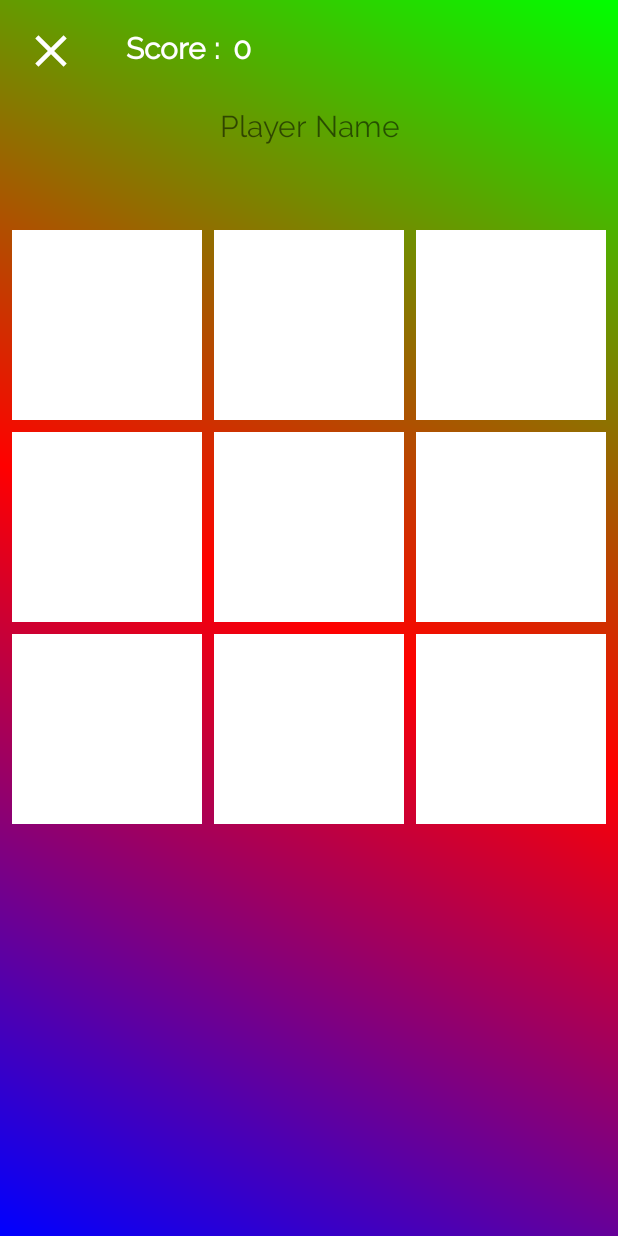
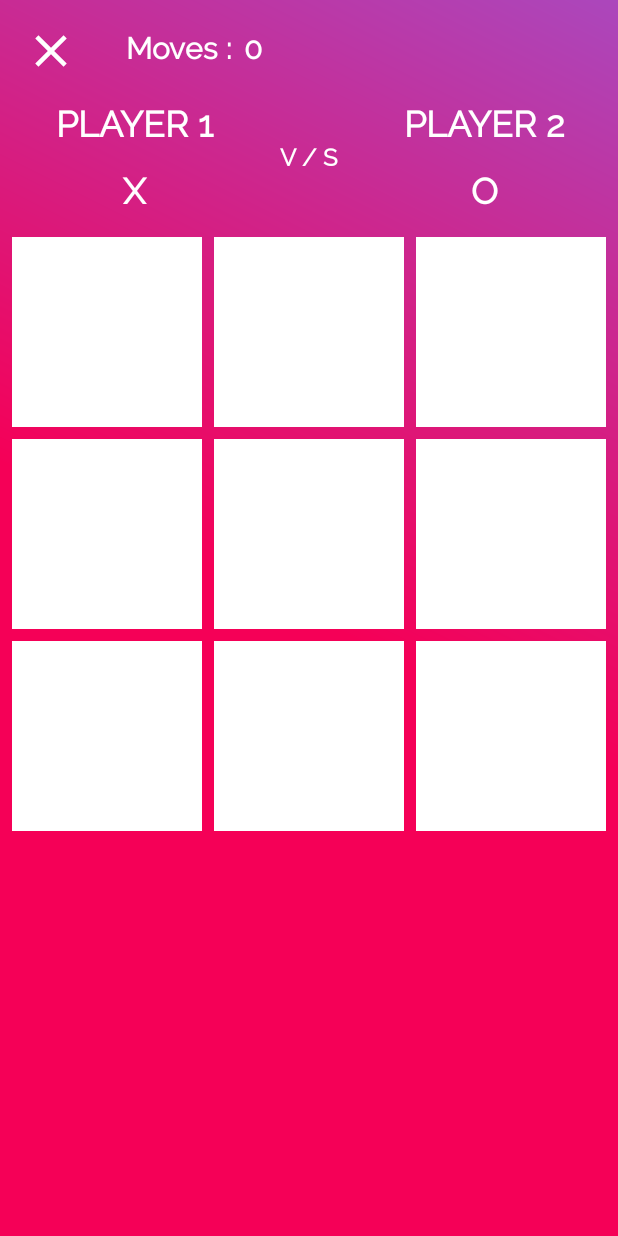
Before and after one commit to MythicalJourneyman/Tic-Tac-Toe, an Android app: the screen it shows after launch (GameActivity), after a tap on "START TWO PLAYER GAME", on a phone screen of 412 x 824 dp. Run offline under Robolectric (Android 15) with nearby library versions, the phone set to English and light mode, and no system bars; our stand-ins replace RxJava, data binding.

Commit message:
two player logic , player names  , color adjustments

```diff
--- a/app/build.gradle
+++ b/app/build.gradle
@@ -16,7 +16,7 @@ android {
             proguardFiles getDefaultProguardFile('proguard-android.txt'), 'proguard-rules.pro'
         }
     }
-    dataBinding{
+    dataBinding {
         enabled true
     }
 }
@@ -27,6 +27,7 @@ dependencies {
     implementation 'com.android.support:support-v4:27.1.1'
     implementation 'com.android.support:recyclerview-v7:27.1.1'
     implementation 'com.android.support:design:27.1.1'
+    implementation 'com.android.support.constraint:constraint-layout:1.1.0'
     testImplementation 'junit:junit:4.12'
     androidTestImplementation 'com.android.support.test:runner:1.0.2'
     androidTestImplementation 'com.android.support.test.espresso:espresso-core:3.0.2'
--- a/app/src/main/AndroidManifest.xml
+++ b/app/src/main/AndroidManifest.xml
@@ -22,6 +22,8 @@
         </activity>
         <activity android:name=".views.activities.HomeActivity">
         </activity>
+        <activity android:name=".views.activities.EditNamesActivity">
+        </activity>
     </application>
 
 </manifest>
--- /dev/null
+++ b/app/src/main/java/com/mythicaljourneyman/tic_tac_toe/preferences/AppPreferences.java
@@ -0,0 +1,73 @@
+package com.mythicaljourneyman.tic_tac_toe.preferences;
+
+import android.content.Context;
+import android.content.SharedPreferences;
+
+/**
+ * Created by Prabodh Dhabaria on 25-05-2018.
+ */
+public class AppPreferences {
+    private static SharedPreferences sPreferences;
+    private static final String SHARED_PREFERENCE = "preference";
+    private static final String PLAYER_1_NAME = "player_1_name";
+    private static final String PLAYER_2_NAME = "player_2_name";
+    private static final String PLAYER_1_SYMBOL = "player_1_symbol";
+    private static final String PLAYER_2_SYMBOL = "player_2_symbol";
+
+
+    private static SharedPreferences getPreferences(Context context) {
+        if (sPreferences == null) {
+            sPreferences = context.getSharedPreferences(SHARED_PREFERENCE, 0);
+        }
+        return sPreferences;
+    }
+
+
+    public static void clearPref(Context context) {
+        SharedPreferences preferences = getPreferences(context);
+        preferences.edit().clear().commit();
+    }
+
+    public static String getPlayer1Name(Context context) {
+        return getPreferences(context).getString(PLAYER_1_NAME, "Player 1");
+    }
+
+    public static String getPlayer2Name(Context context) {
+        return getPreferences(context).getString(PLAYER_2_NAME, "Player 2");
+    }
+
+    public static String getPlayer1Symbol(Context context) {
+        return getPreferences(context).getString(PLAYER_1_SYMBOL, "X");
+    }
+
+    public static String getPlayer2Symbol(Context context) {
+        return getPreferences(context).getString(PLAYER_2_SYMBOL, "O");
+    }
+
+    public static void setPlayer1Name(Context context, String value) {
+        SharedPreferences preferences = getPreferences(context);
+        SharedPreferences.Editor editor = preferences.edit();
+        editor.putString(PLAYER_1_NAME, value);
+        editor.commit();
+    }
+
+    public static void setPlayer2Name(Context context, String value) {
+        SharedPreferences preferences = getPreferences(context);
+        SharedPreferences.Editor editor = preferences.edit();
+        editor.putString(PLAYER_2_NAME, value);
+        editor.commit();
+    }
+
+    public static void setPlayer1Symbol(Context context, String value) {
+        SharedPreferences preferences = getPreferences(context);
+        SharedPreferences.Editor editor = preferences.edit();
+        editor.putString(PLAYER_1_SYMBOL, value);
+        editor.commit();
+    }
+    public static void setPlayer2Symbol(Context context, String value) {
+        SharedPreferences preferences = getPreferences(context);
+        SharedPreferences.Editor editor = preferences.edit();
+        editor.putString(PLAYER_2_SYMBOL, value);
+        editor.commit();
+    }
+}
--- a/app/src/main/java/com/mythicaljourneyman/tic_tac_toe/views/activities/GameActivity.java
+++ b/app/src/main/java/com/mythicaljourneyman/tic_tac_toe/views/activities/GameActivity.java
@@ -10,6 +10,7 @@ import android.support.v7.app.AppCompatActivity;
 import android.support.v7.widget.DefaultItemAnimator;
 import android.support.v7.widget.GridLayoutManager;
 import android.support.v7.widget.RecyclerView;
+import android.text.TextUtils;
 import android.view.LayoutInflater;
 import android.view.View;
 import android.view.ViewGroup;
@@ -33,41 +34,37 @@ import io.reactivex.functions.Consumer;
 import io.reactivex.schedulers.Schedulers;
 
 public class GameActivity extends AppCompatActivity {
-    private final static String PLAYER_NAME = "name";
+    private final static String PLAYER_1_NAME = "player_1_name";
+    private final static String PLAYER_2_NAME = "player_2_name";
+    private final static String PLAYER_1_SYMBOL = "player_1_symbol";
+    private final static String PLAYER_2_SYMBOL = "player_2_symbol";
     private final static String GRID_SIZE = "grid";
     private int mGridSize = 3;
 
     /**
      * intent to start the game. It takes player name .
      *
-     * @param context    context
-     * @param playerName name of the player
+     * @param context     context
+     * @param player1Name name of the player 1
+     * @param player2Name name of the player 2
      * @return intent
      */
-    public static Intent getStartIntent(Context context, String playerName) {
+    public static Intent getStartIntentforTwoPlayer(Context context, String player1Name, String player2Name, String player1Symbol, String player2Symbol) {
         Intent intent = new Intent(context, GameActivity.class);
-        intent.putExtra(PLAYER_NAME, playerName);
+        intent.putExtra(PLAYER_1_NAME, player1Name);
+        intent.putExtra(PLAYER_2_NAME, player2Name);
+        intent.putExtra(PLAYER_1_SYMBOL, player1Symbol);
+        intent.putExtra(PLAYER_2_SYMBOL, player2Symbol);
         return intent;
     }
 
-    /**
-     * intent to start the game. It takes player name
-     * and the number of columns for the grid.
-     *
-     * @param context    context
-     * @param playerName name of the player
-     * @param gridSize   columns of the square grid
-     * @return intent
-     */
-    public static Intent getStartIntent(Context context, String playerName, int gridSize) {
+    public static Intent getStartIntentforSinglePlayer(Context context, String player1Name) {
         Intent intent = new Intent(context, GameActivity.class);
-        intent.putExtra(PLAYER_NAME, playerName);
-        intent.putExtra(GRID_SIZE, gridSize);
+        intent.putExtra(PLAYER_1_NAME, player1Name);
         return intent;
     }
 
     private ActivityGameBinding mBinding;
-
 
     @Override
     public void onBackPressed() {
@@ -80,17 +77,29 @@ public class GameActivity extends AppCompatActivity {
         super.onCreate(savedInstanceState);
         mBinding = DataBindingUtil.setContentView(this, R.layout.activity_game);
 
-        // get player name from intent
-        String playerName = getIntent().getStringExtra(PLAYER_NAME);
+        // get player names from intent
+        String player1Name = getIntent().getStringExtra(PLAYER_1_NAME);
+        String player2Name = getIntent().getStringExtra(PLAYER_2_NAME);
+        String player1Symbol = getIntent().getStringExtra(PLAYER_1_SYMBOL);
+        String player2Symbol = getIntent().getStringExtra(PLAYER_2_SYMBOL);
+
+        if (TextUtils.isEmpty(player2Name)) {
+            player2Name = "Computer";
+        }
 
         // get grid size from intent.
         // set default grid size to 4.
         mGridSize = getIntent().getIntExtra(GRID_SIZE, 3);
 
-        initializeViews();
+        initializeViews(player1Name, player2Name, player1Symbol, player2Symbol);
     }
 
-    private void initializeViews() {
+    private void initializeViews(String player1Name, String player2Name, String player1Symbol, String player2Symbol) {
+        // set player names and symbols
+        mBinding.player1Name.setText(player1Name);
+        mBinding.player2Name.setText(player2Name);
+        mBinding.player1Symbol.setText(player1Symbol);
+        mBinding.player2Symbol.setText(player2Symbol);
         //finish game on back press
         mBinding.close.setOnClickListener(new View.OnClickListener() {
             @Override
@@ -130,13 +139,13 @@ public class GameActivity extends AppCompatActivity {
                 .subscribe(new Consumer<Boolean>() {
                     @Override
                     public void accept(Boolean aBoolean) throws Exception {
-//                        finish();
+                        finish();
                     }
                 }, new Consumer<Throwable>() {
                     @Override
                     public void accept(Throwable throwable) throws Exception {
                         throwable.printStackTrace();
-//                        finish();
+                        finish();
                     }
                 });
     }
@@ -187,13 +196,7 @@ public class GameActivity extends AppCompatActivity {
                     @Override
                     public void onClick(View v) {
                         if (!isGameOver) {
-                            if (mCurrentPlayer.equals("X")) {
-                                updatePosition(holder, item, "X");
-                                mCurrentPlayer = "O";
-                            } else {
-                                updatePosition(holder, item, "O");
-                                mCurrentPlayer = "X";
-                            }
+                            updatePosition(holder, item);
                         }
                     }
                 });
@@ -224,14 +227,23 @@ public class GameActivity extends AppCompatActivity {
             }
         }
 
-        private void updatePosition(ItemHolder holder, Item item, String player) {
+        private void updatePosition(ItemHolder holder, Item item) {
             int position = holder.getAdapterPosition();
             mTotalMoves++;
+            mBinding.score.setText(String.valueOf(mTotalMoves));
             item.checked = true;
             // set value
-            mMoves[position] = player;
+            mMoves[position] = mCurrentPlayer;
 
             holder.mBinding.item.setText(mMoves[position]);
+
+            if (mCurrentPlayer.equals("X")) {
+                holder.mBinding.item.setTextColor(0xffEF6C00);
+                mCurrentPlayer = "O";
+            } else {
+                holder.mBinding.item.setTextColor(0xFF558B2F);
+                mCurrentPlayer = "X";
+            }
 //            animate(holder, item);
 
             // check score
@@ -262,6 +274,7 @@ public class GameActivity extends AppCompatActivity {
             }
 
             holder.mBinding.container.setOnClickListener(null);
+
 
         }
 
--- a/app/src/main/java/com/mythicaljourneyman/tic_tac_toe/views/activities/HomeActivity.java
+++ b/app/src/main/java/com/mythicaljourneyman/tic_tac_toe/views/activities/HomeActivity.java
@@ -9,6 +9,7 @@ import android.view.View;
 
 import com.mythicaljourneyman.tic_tac_toe.R;
 import com.mythicaljourneyman.tic_tac_toe.databinding.ActivityHomeBinding;
+import com.mythicaljourneyman.tic_tac_toe.preferences.AppPreferences;
 
 public class HomeActivity extends AppCompatActivity {
     ActivityHomeBinding mBinding;
@@ -25,7 +26,13 @@ public class HomeActivity extends AppCompatActivity {
         mBinding.twoPlayer.setOnClickListener(new View.OnClickListener() {
             @Override
             public void onClick(View v) {
-                startActivity(GameActivity.getStartIntent(HomeActivity.this,"YouWHo"));
+                startActivity(GameActivity.getStartIntentforTwoPlayer(HomeActivity.this, AppPreferences.getPlayer1Name(HomeActivity.this), AppPreferences.getPlayer2Name(HomeActivity.this), AppPreferences.getPlayer1Symbol(HomeActivity.this), AppPreferences.getPlayer2Symbol(HomeActivity.this)));
+            }
+        });
+        mBinding.chooseNames.setOnClickListener(new View.OnClickListener() {
+            @Override
+            public void onClick(View v) {
+                startActivity(EditNamesActivity.getStartIntent(HomeActivity.this));
             }
         });
     }
--- a/app/src/main/res/drawable/app_window_background.xml
+++ b/app/src/main/res/drawable/app_window_background.xml
@@ -2,9 +2,9 @@
 <shape xmlns:android="http://schemas.android.com/apk/res/android">
     <gradient
         android:angle="45"
-        android:centerColor="#f00"
-        android:endColor="#0f0"
-        android:startColor="#00f"
+        android:centerColor="#f50057"
+        android:endColor="#ab47bc"
+        android:startColor="#f50057"
         android:type="linear"
         />
 </shape>
--- /dev/null
+++ b/app/src/main/res/drawable/ic_done_white_36dp.xml
@@ -0,0 +1,5 @@
+<vector android:height="36dp" android:tint="#FFFFFF"
+    android:viewportHeight="24.0" android:viewportWidth="24.0"
+    android:width="36dp" xmlns:android="http://schemas.android.com/apk/res/android">
+    <path android:fillColor="#FF000000" android:pathData="M9,16.2L4.8,12l-1.4,1.4L9,19 21,7l-1.4,-1.4L9,16.2z"/>
+</vector>
--- a/app/src/main/res/layout/activity_game.xml
+++ b/app/src/main/res/layout/activity_game.xml
@@ -19,7 +19,7 @@
             android:src="@drawable/ic_close_white_36dp"/>
 
         <android.support.v7.widget.AppCompatTextView
-            android:id="@+id/scoreLabel"
+            android:id="@+id/movesLabel"
             android:layout_width="wrap_content"
             android:layout_height="wrap_content"
             android:layout_alignTop="@+id/close"
@@ -28,7 +28,7 @@
             android:layout_marginRight="4dp"
             android:layout_marginTop="4dp"
             android:layout_toRightOf="@+id/close"
-            android:text="@string/scorelabel"
+            android:text="@string/moves_label"
             android:textColor="#fff"
             android:textSize="20sp"
             android:textStyle="bold"/>
@@ -39,40 +39,108 @@
             android:layout_height="wrap_content"
             android:layout_alignTop="@+id/close"
             android:layout_margin="4dp"
-            android:layout_toRightOf="@+id/scoreLabel"
+            android:layout_toRightOf="@+id/movesLabel"
             android:text="0"
             android:textColor="#fff"
             android:textSize="20sp"
             android:textStyle="bold"/>
 
-        <android.support.v7.widget.AppCompatTextView
-            android:id="@+id/playerLabel"
+        <android.support.v7.widget.LinearLayoutCompat
+            android:id="@+id/playerContainer"
             android:layout_width="match_parent"
             android:layout_height="wrap_content"
-            android:layout_below="@+id/close"
-            android:layout_margin="4dp"
-            android:gravity="center"
-            android:text="@string/player_name"
-            android:textSize="20sp"/>
+            android:layout_marginTop="12dp"
+            android:layout_below="@+id/movesLabel"
+            android:layout_centerHorizontal="true"
+            android:orientation="horizontal">
+
+            <android.support.v7.widget.LinearLayoutCompat
+                android:layout_width="0dp"
+                android:layout_height="wrap_content"
+                android:layout_weight="1"
+                android:orientation="vertical">
 
                 <android.support.v7.widget.AppCompatTextView
-            android:id="@+id/playerName"
+                    android:id="@+id/player1Name"
                     android:layout_width="match_parent"
                     android:layout_height="wrap_content"
-            android:layout_below="@+id/playerLabel"
-            android:layout_centerHorizontal="true"
                     android:layout_margin="8dp"
                     android:gravity="center"
                     android:singleLine="true"
+                    android:text="Player 1"
                     android:textAllCaps="true"
+                    android:textColor="#fff"
                     android:textSize="24sp"
                     android:textStyle="bold"/>
+
+                <android.support.v7.widget.AppCompatTextView
+                    android:id="@+id/player1Symbol"
+                    android:layout_width="match_parent"
+                    android:layout_height="wrap_content"
+                    android:layout_margin="8dp"
+                    android:gravity="center"
+                    android:singleLine="true"
+                    android:text="X"
+                    android:textAllCaps="true"
+                    android:textColor="#fff"
+                    android:textSize="24sp"
+                    android:textStyle="bold"/>
+            </android.support.v7.widget.LinearLayoutCompat>
+
+
+            <android.support.v7.widget.AppCompatTextView
+                android:id="@+id/versus"
+                android:layout_width="wrap_content"
+                android:layout_height="wrap_content"
+                android:layout_gravity="center"
+                android:layout_margin="8dp"
+                android:gravity="center"
+                android:singleLine="true"
+                android:text="@string/versus"
+                android:textAllCaps="true"
+                android:textColor="#fff"
+                android:textSize="16sp"
+                android:textStyle="bold"/>
+
+            <android.support.v7.widget.LinearLayoutCompat
+                android:layout_width="0dp"
+                android:layout_height="wrap_content"
+                android:layout_weight="1"
+                android:orientation="vertical">
+
+                <android.support.v7.widget.AppCompatTextView
+                    android:id="@+id/player2Name"
+                    android:layout_width="match_parent"
+                    android:layout_height="wrap_content"
+                    android:layout_margin="8dp"
+                    android:gravity="center"
+                    android:singleLine="true"
+                    android:text="Player 2"
+                    android:textAllCaps="true"
+                    android:textColor="#fff"
+                    android:textSize="24sp"
+                    android:textStyle="bold"/>
+
+                <android.support.v7.widget.AppCompatTextView
+                    android:id="@+id/player2Symbol"
+                    android:layout_width="match_parent"
+                    android:layout_height="wrap_content"
+                    android:layout_margin="8dp"
+                    android:gravity="center"
+                    android:singleLine="true"
+                    android:text="O"
+                    android:textAllCaps="true"
+                    android:textColor="#fff"
+                    android:textSize="24sp"
+                    android:textStyle="bold"/>
+            </android.support.v7.widget.LinearLayoutCompat>
+        </android.support.v7.widget.LinearLayoutCompat>
 
         <android.support.v7.widget.RecyclerView
             android:id="@+id/list"
             android:layout_width="match_parent"
             android:layout_height="wrap_content"
-            android:layout_below="@+id/playerName"
+            android:layout_below="@+id/playerContainer"
             android:layout_margin="4dp"/>
     </RelativeLayout>
 </layout>
--- a/app/src/main/res/layout/layout_game_item.xml
+++ b/app/src/main/res/layout/layout_game_item.xml
@@ -23,7 +23,7 @@
                 android:layout_margin="4dp"
                 android:gravity="center"
                 android:textColor="#000"
-                android:textSize="32sp"
+                android:textSize="48sp"
                 android:textStyle="bold"/>
 
         </FrameLayout>
--- a/app/src/main/res/values/strings.xml
+++ b/app/src/main/res/values/strings.xml
@@ -31,9 +31,14 @@
     <string name="start_game">Start a New Game</string>
     <string name="title">Tic-Tac-Toe</string>
     <string name="player_name">Player Name</string>
-    <string name="scorelabel">Score :</string>
+    <string name="player1">Player 1</string>
+    <string name="player2">Player 2</string>
+    <string name="moves_label">Moves :</string>
     <string name="score">Score</string>
     <string name="name">Player</string>
     <string name="start_two_player">Start Two Player Game</string>
     <string name="start_single_player">Start Single Player Game</string>
+    <string name="versus">v / s</string>
+    <string name="choose_names">Edit Player Names</string>
+    <string name="symbol_edit_help">Tap to change symbol.</string>
 </resources>
```
Also changed, not shown: app/src/main/java/com/mythicaljourneyman/tic_tac_toe/views/activities/EditNamesActivity.java (added, +101 -0 lines), app/src/main/res/layout/activity_edit_names.xml (added, +93 -0 lines), app/src/main/res/layout/activity_home.xml (+24 -9 lines). Lines whose indentation alone changed are shown as unchanged.
